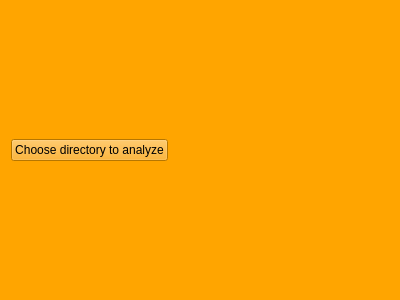
Above: startscanform.ui from srutz/diskspacetool before the change. Below: the same form after it.
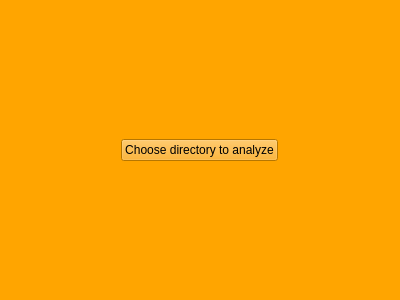
That is the form after the change. Icons and pictures are not drawn.

```diff
--- a/startscanform.ui
+++ b/startscanform.ui
@@ -17,10 +17,10 @@
    <string notr="true">background-color: orange;</string>
   </property>
   <layout class="QVBoxLayout" name="verticalLayout">
-   <item>
+   <item alignment="Qt::AlignmentFlag::AlignHCenter">
     <widget class="QPushButton" name="chooseDirectory">
      <property name="sizePolicy">
-      <sizepolicy hsizetype="Fixed" vsizetype="Fixed">
+      <sizepolicy hsizetype="Maximum" vsizetype="Fixed">
        <horstretch>0</horstretch>
        <verstretch>0</verstretch>
       </sizepolicy>
```
